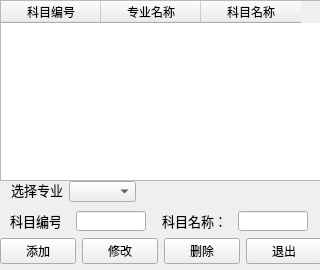
This is BaseSettings/SubjectSettingWindow.ui in huiliyi-lmf/StudentScoreManagement as Qt 5 draws it before an edit. The edited form follows.
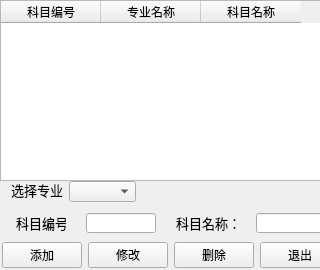
This is the edited form. Icons and pictures are not drawn.

```diff
--- a/BaseSettings/SubjectSettingWindow.ui
+++ b/BaseSettings/SubjectSettingWindow.ui
@@ -85,8 +85,8 @@
      <rect>
       <x>0</x>
       <y>210</y>
-      <width>322</width>
-      <height>56</height>
+      <width>342</width>
+      <height>62</height>
      </rect>
     </property>
     <layout class="QGridLayout" name="gridLayout">
```
Left out of the diff: 24 changed lines with no effect on the pictures.
